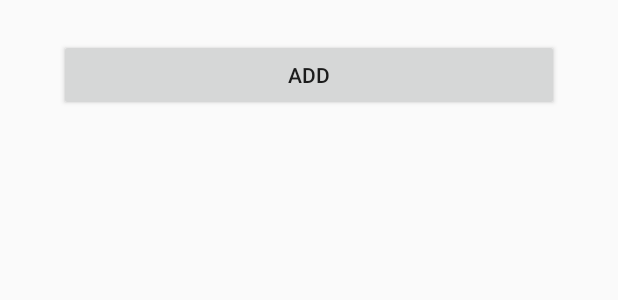
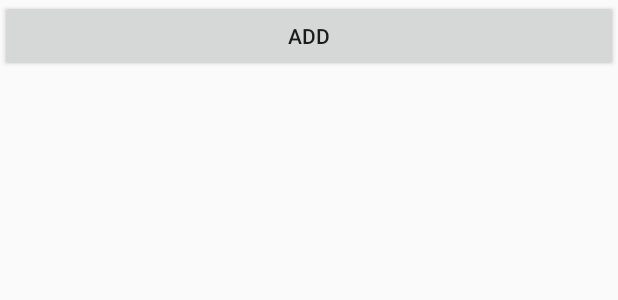
Before and after one commit to zebybez/SmartMobile, an Android app: the layout list_item_add_button.xml on its own in the app's theme, with its tools: preview values and no code run, on a phone screen of 412 x 824 dp. Shown: the top 300 px of the screen. Run offline under Robolectric (Android 15) with nearby library versions, the phone set to English and light mode, and no system bars.

Commit message:
fixed showing button

```diff
--- a/app/src/main/res/layout/list_item_add_button.xml
+++ b/app/src/main/res/layout/list_item_add_button.xml
@@ -1,13 +1,15 @@
 <?xml version="1.0" encoding="utf-8"?>
-<RelativeLayout xmlns:android="http://schemas.android.com/apk/res/android"
+<LinearLayout xmlns:android="http://schemas.android.com/apk/res/android"
     android:layout_width="match_parent"
     android:layout_height="150px">
 
     <Button
         android:id="@+id/button_addNewEntry"
-        android:layout_width="500px"
+        android:layout_width="300dp"
         android:layout_height="wrap_content"
         android:layout_centerHorizontal="true"
         android:layout_centerVertical="true"
+        android:layout_weight="1"
+        android:elevation="0dp"
         android:text="ADD" />
-</RelativeLayout>
+</LinearLayout>
```
Also changed, not shown: app/src/main/java/com/duo/app/bonnefoyage/View/adapter/LandMarkAdapter.java (+7 -7 lines).
